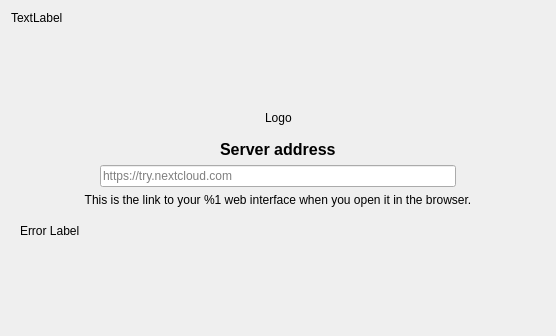
Above: src/gui/wizard/owncloudsetupnocredspage.ui from arifulislamat/nextcloud-desktop-sync before the change; both pictures show x 0 to 556 and y 0 to 336 of the 556 by 489 pixel window. Below: the same form after it.
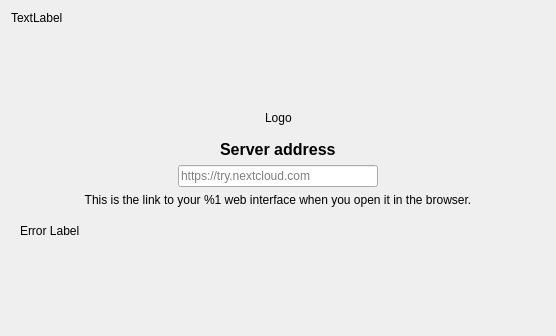
That is the form after the change. Custom widgets are drawn as their Qt base class.

Commit message: Make server address input bar smaller

Diff of the .ui file:
```diff
--- a/src/gui/wizard/owncloudsetupnocredspage.ui
+++ b/src/gui/wizard/owncloudsetupnocredspage.ui
@@ -210,7 +210,7 @@
                <enum>Qt::Horizontal</enum>
               </property>
               <property name="sizeType">
-               <enum>QSizePolicy::Minimum</enum>
+               <enum>QSizePolicy::Expanding</enum>
               </property>
               <property name="sizeHint" stdset="0">
                <size>
@@ -228,6 +228,12 @@
                 <verstretch>0</verstretch>
                </sizepolicy>
               </property>
+              <property name="minimumSize">
+               <size>
+                <width>200</width>
+                <height>0</height>
+               </size>
+              </property>
               <property name="placeholderText">
                <string notr="true">https://try.nextcloud.com</string>
               </property>
@@ -239,7 +245,7 @@
                <enum>Qt::Horizontal</enum>
               </property>
               <property name="sizeType">
-               <enum>QSizePolicy::Minimum</enum>
+               <enum>QSizePolicy::Expanding</enum>
               </property>
               <property name="sizeHint" stdset="0">
                <size>
```
